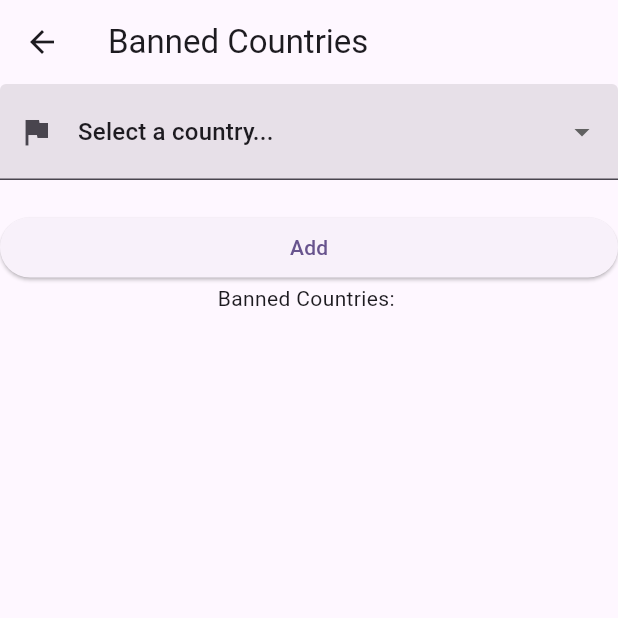
After one commit to aloenobilis/cardly, a Flutter app: the BannedCountriesScreen screen opened by its route, after a tap on "Add", on a phone screen of 412 x 824 dp, the top half of it. The commit adds this screen. Run offline on Flutter 3.47's test engine with Material 2 defaults, Android fonts, the phone set to English and light mode, and no system bars; our stand-ins replace responsive_grid, rxdart, sqflite; accounts and stored records are empty.

Commit message:
1.5 - banned countries

```diff
--- /dev/null
+++ b/lib/blocs/banned_countries_bloc.dart
@@ -0,0 +1,46 @@
+import 'dart:async';
+import 'package:cardly/classes/response.dart';
+import 'package:cardly/models/bannedcountries.dart';
+import 'package:cardly/resources/db_provider.dart';
+import 'package:rxdart/rxdart.dart';
+
+import 'package:cardly/blocs/validation.dart';
+
+class BannedCountriesBloc with Validation {
+  // streams
+  final _country = BehaviorSubject<String>();
+
+  // Add data to stream
+  Function(String) get changeCountry => _country.sink.add;
+
+  // Retreive data from stream
+  Stream<String> get country => _country.stream.transform(validateCountry);
+
+  // methods
+
+  // take the existing banned countries, append the new country to it
+  Future<BlocResponse> addCountrySubmit(BannedCountries bannedcountries) async {
+    final validCountry = _country.value;
+
+    if (bannedcountries.countries!.contains(validCountry)) {
+      return BlocResponse(
+          payload: null, errorMessage: "Country is already banned.");
+    }
+
+    bannedcountries.countries!.add(validCountry);
+    DbProviderResponse response =
+        await dbProvider.addBannedCountry(bannedcountries);
+
+    return BlocResponse.fromDbProviderResponse(response);
+  }
+
+  Future<BlocResponse> getBannedCountries() async {
+    DbProviderResponse response = await dbProvider.getBannedCountry();
+    return BlocResponse.fromDbProviderResponse(response);
+  }
+
+  // dispose
+  void dispose() {
+    _country.close();
+  }
+}
--- /dev/null
+++ b/lib/blocs/banned_countries_provider.dart
@@ -0,0 +1,18 @@
+import 'package:flutter/material.dart';
+import 'banned_countries_bloc.dart';
+
+class BannedCountriesProvider extends InheritedWidget {
+  final bloc = BannedCountriesBloc();
+
+  BannedCountriesProvider({Key? key, Widget? child})
+      : super(key: key, child: child!);
+
+  @override
+  // ignore: avoid_renaming_method_parameters
+  bool updateShouldNotify(_) => true;
+  static BannedCountriesBloc of(BuildContext context) {
+    return (context
+            .dependOnInheritedWidgetOfExactType<BannedCountriesProvider>())!
+        .bloc;
+  }
+}
--- a/lib/main.dart
+++ b/lib/main.dart
@@ -1,9 +1,11 @@
-import 'package:cardly/resources/db_provider.dart';
 import 'package:flutter/material.dart';
 
+import 'package:cardly/resources/db_provider.dart';
+import 'package:cardly/screens/banned_countries_screen.dart';
 import 'package:cardly/screens/add_card_screen.dart';
 import 'package:cardly/screens/home_screen.dart';
 import 'package:cardly/blocs/card_provider.dart';
+import 'package:cardly/blocs/banned_countries_provider.dart';
 
 void main() async {
   WidgetsFlutterBinding.ensureInitialized();
@@ -16,11 +18,12 @@ class Cardly extends StatelessWidget {
 
   @override
   Widget build(BuildContext context) {
-    return CardProvider(
+    return BannedCountriesProvider(
+      child: CardProvider(
         child: MaterialApp(
           debugShowCheckedModeBanner: false,
           title: 'Flutter Demo',
-        themeMode: ThemeMode.dark,
+          themeMode: ThemeMode.light,
           theme: ThemeData(
             iconTheme: const IconThemeData(color: Colors.black54),
             colorScheme: ColorScheme.fromSeed(seedColor: Colors.deepPurple),
@@ -31,7 +34,10 @@ class Cardly extends StatelessWidget {
           routes: {
             HomeScreen.id: (context) => const HomeScreen(),
             AddCardScreen.id: (context) => const AddCardScreen(),
+            BannedCountriesScreen.id: (context) =>
+                const BannedCountriesScreen(),
           },
+        ),
       ),
     );
   }
--- /dev/null
+++ b/lib/models/bannedcountries.dart
@@ -0,0 +1,22 @@
+import 'dart:convert';
+
+class BannedCountries {
+  int? id;
+  List<dynamic>? countries;
+
+  // default constructor
+  BannedCountries({this.countries});
+
+  // from database
+  BannedCountries.fromDb(Map<String, dynamic> parsedJson)
+      : id = parsedJson['id'],
+        countries = jsonDecode(parsedJson['countries']);
+
+  // to database
+  Map<String, dynamic> toMapForDb() {
+    return <String, dynamic>{
+      "id": id,
+      "countries": jsonEncode(countries),
+    };
+  }
+}
--- a/lib/resources/db_provider.dart
+++ b/lib/resources/db_provider.dart
@@ -5,6 +5,7 @@ import 'package:sqflite/sqflite.dart';
 import 'package:path_provider/path_provider.dart';
 import 'package:path/path.dart' as p;
 
+import 'package:cardly/models/bannedcountries.dart';
 import 'package:cardly/models/bankcard.dart';
 import 'package:cardly/classes/response.dart';
 
@@ -27,7 +28,57 @@ class DbProvider {
           created TEXT
         )
         ''');
+      newDb.execute('''
+        CREATE TABLE BannedCountries
+        (
+          id INTEGER PRIMARY KEY,
+          countries TEXT
+        )
+        ''');
     });
+  }
+
+  /// Takes an existing ``BannedCountries`` and inserts it into the database.
+  /// A single record is ensured as the id property is kept on the model when
+  /// it is retreived from the database and when inserted using a conflict
+  /// algorithm of replace the existing record (matched by its id) is replaced.
+  Future<DbProviderResponse> addBannedCountry(
+      BannedCountries bannedcountries) async {
+    try {
+      int _ = await db!.insert('BannedCountries', bannedcountries.toMapForDb(),
+          conflictAlgorithm: ConflictAlgorithm.replace);
+    } catch (err) {
+      return DbProviderResponse(
+          payload: null, errorMessage: "Could not add the country.");
+    }
+    return DbProviderResponse(payload: true);
+  }
+
+  /// Default ``BannedCountries.countries`` to an empty list if there are
+  /// no records in the database.
+  /// The payload will be the first item in the List as only one record will
+  /// exist in the table 'BannedCountries'.
+  Future<DbProviderResponse> getBannedCountry() async {
+    BannedCountries? bannedcountry;
+
+    try {
+      List<Map<String, dynamic>>? maps =
+          await db!.query('BannedCountries', columns: null);
+
+      // ignore: unnecessary_null_comparison
+      if (maps != null) {
+        if (maps.isEmpty) {
+          return DbProviderResponse(payload: BannedCountries(countries: []));
+        } else {
+          bannedcountry = BannedCountries.fromDb(maps[0]);
+        }
+      }
+    } catch (err) {
+      return DbProviderResponse(
+          payload: null, errorMessage: "Could not retreive banned countries");
+    }
+
+    return DbProviderResponse(payload: bannedcountry);
   }
 
   /// Adds a card to the database.
@@ -68,6 +119,7 @@ class DbProvider {
         }
       }
     } catch (err) {
+      // TODO: handle get cards with error response
       print("ERROR DB PROVIDER: $err");
     }
 
--- /dev/null
+++ b/lib/screens/banned_countries_screen.dart
@@ -0,0 +1,159 @@
+import 'package:cardly/classes/response.dart';
+import 'package:cardly/models/bannedcountries.dart';
+import 'package:cardly/utils/countries.dart';
+import 'package:cardly/widgets/loader.dart';
+import 'package:flutter/material.dart';
+import 'package:responsive_grid/responsive_grid.dart';
+
+import 'package:cardly/blocs/banned_countries_bloc.dart';
+import 'package:cardly/blocs/banned_countries_provider.dart';
+
+class BannedCountriesScreen extends StatefulWidget {
+  static const String id = 'banned_countries_screen';
+  const BannedCountriesScreen({super.key});
+
+  @override
+  State<BannedCountriesScreen> createState() => _BannedCountriesScreenState();
+}
+
+class _BannedCountriesScreenState extends State<BannedCountriesScreen> {
+  bool isLoading = true;
+  BannedCountries? bannedCountries;
+  String? country;
+  String? errorMessageAddBannedCountry;
+  String? errorMessageGetBannedCountries;
+
+  void setBannedCountriesToState(BannedCountriesBloc bloc) async {
+    BlocResponse? response;
+    if (isLoading) {
+      response = await bloc.getBannedCountries();
+    }
+
+    if (response!.errorMessage != null) {
+      setState(() {
+        errorMessageGetBannedCountries = response!.errorMessage;
+        isLoading = false;
+      });
+    } else {
+      setState(() {
+        bannedCountries = response!.payload;
+        isLoading = false;
+      });
+    }
+  }
+
+  Widget bannedCountryField(BannedCountriesBloc bloc) {
+    return StreamBuilder(
+      stream: bloc.country,
+      builder: (context, snapshot) {
+        return DropdownButtonFormField(
+          items: countries.map((String country) {
+            return DropdownMenuItem(
+              value: country,
+              child: Text(country),
+            );
+          }).toList(),
+          onChanged: (newValue) {
+            bloc.changeCountry(newValue!);
+            setState(() {
+              country = newValue;
+            });
+          },
+          value: initialCountryValue,
+          decoration: InputDecoration(
+            contentPadding: const EdgeInsets.fromLTRB(10, 20, 10, 20),
+            filled: true,
+            errorText:
+                // ignore: prefer_null_aware_operators
+                snapshot.error == null ? null : snapshot.error.toString(),
+            prefixIcon: const Icon(Icons.flag),
+          ),
+        );
+      },
+    );
+  }
+
+  Widget addBannedCountrySubmitButton(BannedCountriesBloc bloc) {
+    return ElevatedButton(
+        onPressed: () async {
+          if (bannedCountries != null &&
+              country != null &&
+              country != initialCountryValue) {
+            BlocResponse response =
+                await bloc.addCountrySubmit(bannedCountries!);
+
+            if (response.payload == true) {
+              setState(() {
+                errorMessageAddBannedCountry = null;
+                isLoading = true;
+              });
+            } else {
+              setState(
+                  () => errorMessageAddBannedCountry = response.errorMessage);
+            }
+          }
+        },
+        child: const Text("Add"));
+  }
+
+  Widget bannedCountriesList() {
+    return SingleChildScrollView(
+      child: Column(
+        children: [
+          const Text("Banned Countries: "),
+          ListView.builder(
+            shrinkWrap: true,
+            physics: const NeverScrollableScrollPhysics(),
+            itemCount: bannedCountries!.countries!.length,
+            itemBuilder: (BuildContext conetxt, int index) {
+              return ListTile(
+                subtitle: Text(bannedCountries!.countries![index]),
+              );
+            },
+          )
+        ],
+      ),
+    );
+  }
+
+  @override
+  Widget build(BuildContext context) {
+    /*------------^------------*
+    * -- BannedCountriesBloc --*
+    * ------------+------------*/
+    final BannedCountriesBloc bloc = BannedCountriesProvider.of(context);
+    /*------------^------------*/
+
+    if (isLoading) {
+      setBannedCountriesToState(bloc);
+      return loader();
+    }
+
+    return Scaffold(
+      appBar: AppBar(
+        backgroundColor: Theme.of(context).colorScheme.background,
+        title: const Text("Banned Countries"),
+      ),
+      body: SingleChildScrollView(
+        child: ResponsiveGridRow(children: [
+          ResponsiveGridCol(child: bannedCountryField(bloc)),
+          ResponsiveGridCol(
+              child: errorMessageAddBannedCountry == null
+                  ? const Text('')
+                  : Text(
+                      errorMessageAddBannedCountry!,
+                      style: const TextStyle(color: Colors.red),
+                    )),
+          ResponsiveGridCol(child: addBannedCountrySubmitButton(bloc)),
+          ResponsiveGridCol(
+              child: errorMessageGetBannedCountries == null
+                  ? bannedCountriesList()
+                  : Text(
+                      errorMessageGetBannedCountries!,
+                      style: const TextStyle(color: Colors.red),
+                    )),
+        ]),
+      ),
+    );
+  }
+}
--- a/lib/screens/home_screen.dart
+++ b/lib/screens/home_screen.dart
@@ -7,6 +7,7 @@ import 'package:cardly/blocs/card_provider.dart';
 import 'package:cardly/classes/response.dart';
 import 'package:cardly/models/bankcard.dart';
 import 'package:cardly/screens/add_card_screen.dart';
+import 'package:cardly/screens/banned_countries_screen.dart';
 import 'package:cardly/widgets/loader.dart';
 
 class HomeScreen extends StatefulWidget {
@@ -186,11 +187,7 @@ class _HomeScreenState extends State<HomeScreen> {
 
   Widget drawer() {
     return Drawer(
-      // Add a ListView to the drawer. This ensures the user can scroll
-      // through the options in the drawer if there isn't enough vertical
-      // space to fit everything.
       child: ListView(
-        // Important: Remove any padding from the ListView.
         padding: EdgeInsets.zero,
         children: [
           DrawerHeader(
@@ -200,10 +197,12 @@ class _HomeScreenState extends State<HomeScreen> {
             child: const Text('Settings'),
           ),
           ListTile(
-            title: const Text('Confgure Banned Countries'),
+            title: const Text('Configure Banned Countries'),
             onTap: () {
-              // Update the state of the app.
-              // ...
+              Navigator.push(
+                  context,
+                  MaterialPageRoute(
+                      builder: (context) => const BannedCountriesScreen()));
             },
           ),
         ],
```
Also changed, not shown: 1 other file. Lines whose indentation alone changed are shown as unchanged.
